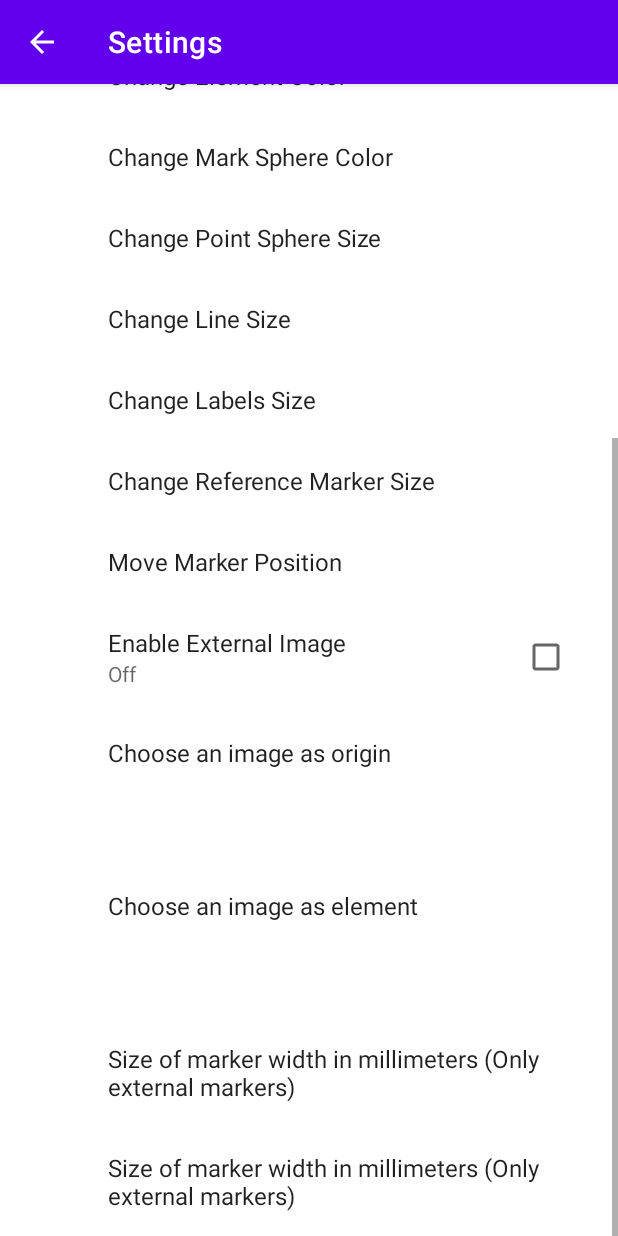
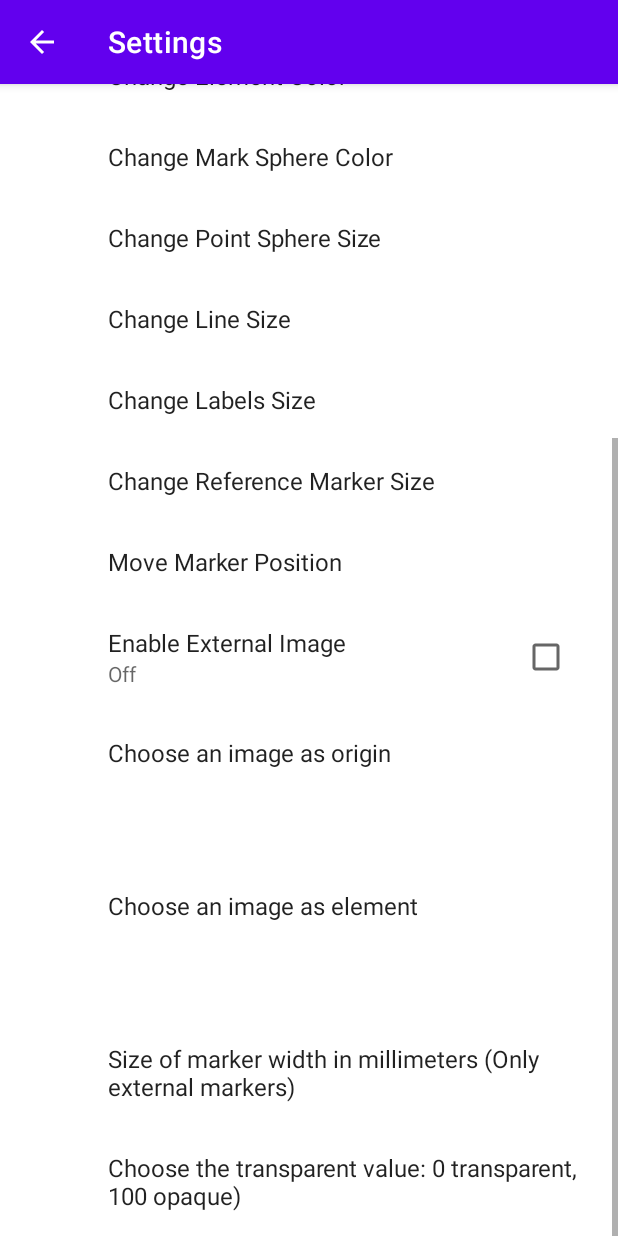
Before and after one commit to javiermr/measureAR, an Android app: the SettingsFragment screen opened directly, with no data from a screen before it, scrolled down 341 dp, on a phone screen of 412 x 824 dp. Run offline under Robolectric (Android 15) with nearby library versions, the phone set to English and light mode, and no system bars; our stand-ins replace androidx.preference.

Commit message:
Update settings_pref.xml

```diff
--- a/app/src/main/res/xml/settings_pref.xml
+++ b/app/src/main/res/xml/settings_pref.xml
@@ -118,5 +118,5 @@
     <EditTextPreference
         android:defaultValue="@string/pref_alpha_default"
         android:key="@string/pref_alpha_key"
-        android:title="@string/text_size"/>
+        android:title="@string/text_alpha"/>
 </PreferenceScreen>
```
